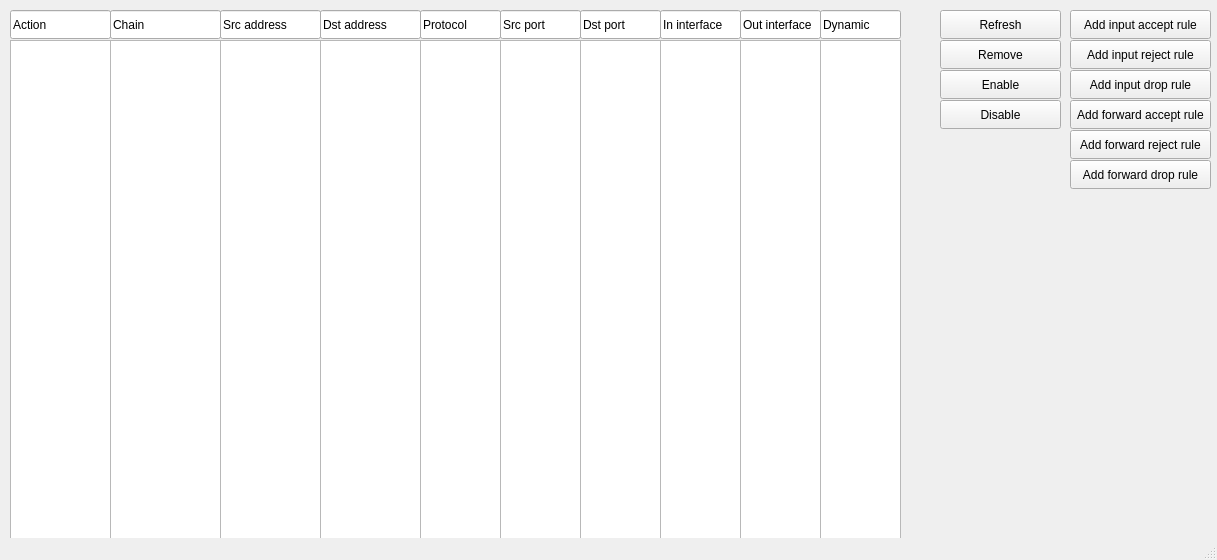
Before: the Qt Designer form loginGUI/firewall.ui in adiosko/mikrotik, drawn with Qt 5.
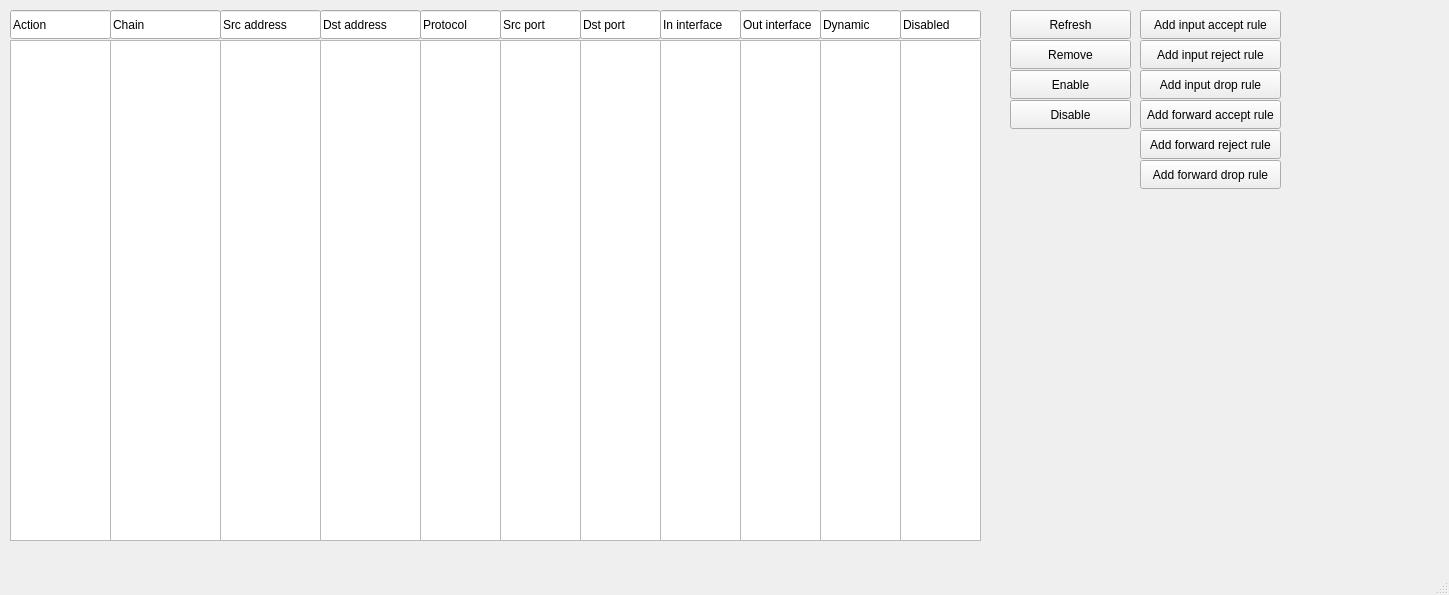
After: the same form once the commit is applied.

The edit to the form file:
```diff
--- a/loginGUI/firewall.ui
+++ b/loginGUI/firewall.ui
@@ -6,8 +6,8 @@
    <rect>
     <x>0</x>
     <y>0</y>
-    <width>1217</width>
-    <height>560</height>
+    <width>1449</width>
+    <height>595</height>
    </rect>
   </property>
   <property name="windowTitle">
@@ -40,7 +40,7 @@
    <widget class="QPushButton" name="inputrejectButton">
     <property name="geometry">
      <rect>
-      <x>1070</x>
+      <x>1140</x>
       <y>40</y>
       <width>141</width>
       <height>29</height>
@@ -76,7 +76,7 @@
    <widget class="QPushButton" name="removeButton">
     <property name="geometry">
      <rect>
-      <x>940</x>
+      <x>1010</x>
       <y>40</y>
       <width>121</width>
       <height>29</height>
@@ -112,7 +112,7 @@
    <widget class="QPushButton" name="inputdropButton">
     <property name="geometry">
      <rect>
-      <x>1070</x>
+      <x>1140</x>
       <y>70</y>
       <width>141</width>
       <height>29</height>
@@ -125,7 +125,7 @@
    <widget class="QPushButton" name="fwrejectButton">
     <property name="geometry">
      <rect>
-      <x>1070</x>
+      <x>1140</x>
       <y>130</y>
       <width>141</width>
       <height>29</height>
@@ -138,7 +138,7 @@
    <widget class="QPushButton" name="disableButton">
     <property name="geometry">
      <rect>
-      <x>940</x>
+      <x>1010</x>
       <y>100</y>
       <width>121</width>
       <height>29</height>
@@ -151,7 +151,7 @@
    <widget class="QPushButton" name="enableButton">
     <property name="geometry">
      <rect>
-      <x>940</x>
+      <x>1010</x>
       <y>70</y>
       <width>121</width>
       <height>29</height>
@@ -177,7 +177,7 @@
    <widget class="QPushButton" name="fwacceptButton">
     <property name="geometry">
      <rect>
-      <x>1070</x>
+      <x>1140</x>
       <y>100</y>
       <width>141</width>
       <height>29</height>
@@ -239,7 +239,7 @@
    <widget class="QPushButton" name="inputacceptButton">
     <property name="geometry">
      <rect>
-      <x>1070</x>
+      <x>1140</x>
       <y>10</y>
       <width>141</width>
       <height>29</height>
@@ -285,7 +285,7 @@
    <widget class="QPushButton" name="refreshButton">
     <property name="geometry">
      <rect>
-      <x>940</x>
+      <x>1010</x>
       <y>10</y>
       <width>121</width>
       <height>29</height>
@@ -364,7 +364,7 @@
    <widget class="QPushButton" name="fwdropButton">
     <property name="geometry">
      <rect>
-      <x>1070</x>
+      <x>1140</x>
       <y>160</y>
       <width>141</width>
       <height>29</height>
@@ -374,6 +374,29 @@
      <string>Add forward drop rule</string>
     </property>
    </widget>
+   <widget class="QLineEdit" name="version_10">
+    <property name="geometry">
+     <rect>
+      <x>900</x>
+      <y>10</y>
+      <width>81</width>
+      <height>29</height>
+     </rect>
+    </property>
+    <property name="text">
+     <string>Disabled</string>
+    </property>
+   </widget>
+   <widget class="QListWidget" name="disableField">
+    <property name="geometry">
+     <rect>
+      <x>900</x>
+      <y>40</y>
+      <width>81</width>
+      <height>501</height>
+     </rect>
+    </property>
+   </widget>
   </widget>
   <widget class="QStatusBar" name="statusbar"/>
  </widget>
```
